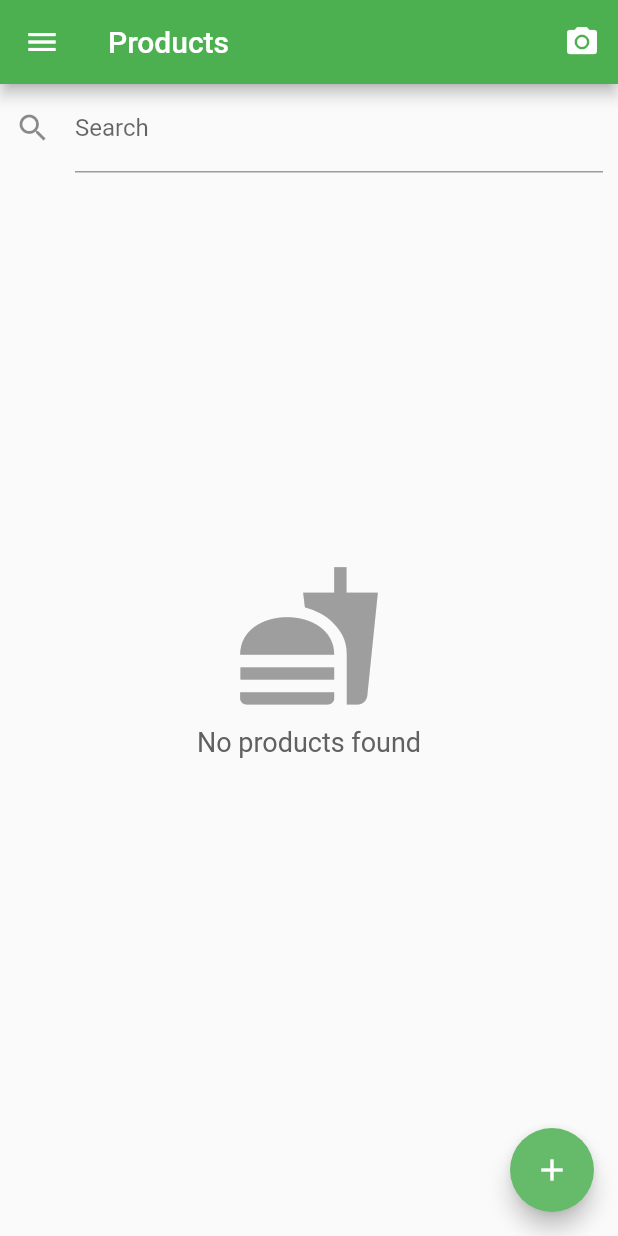
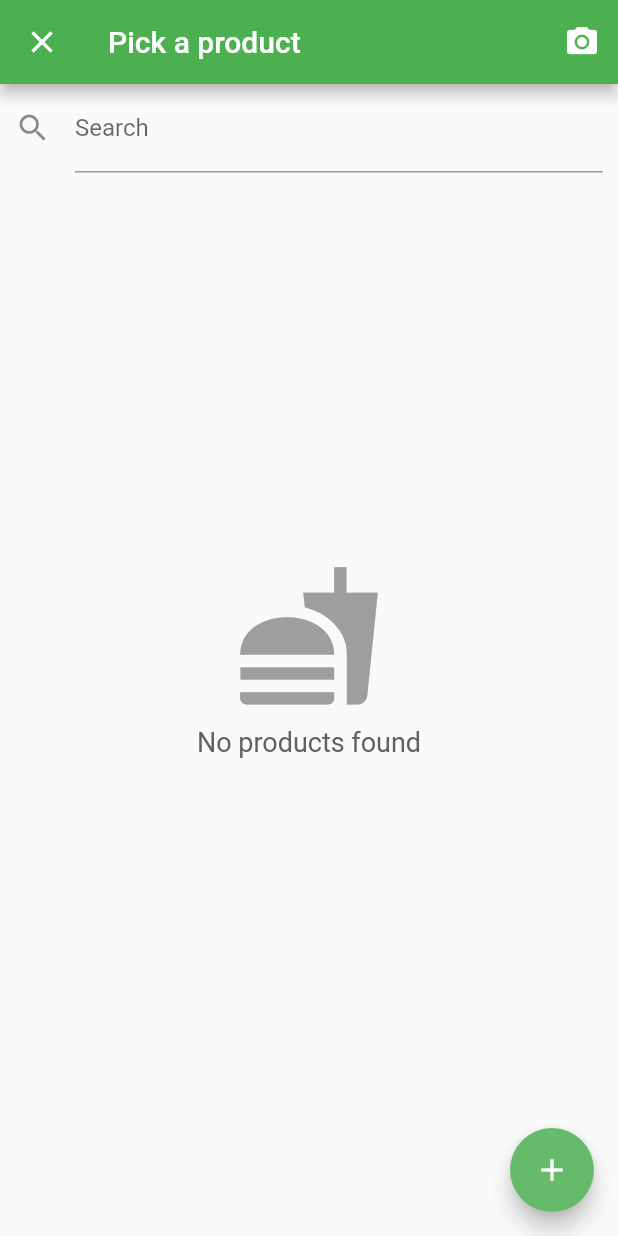
Before and after one commit to anxiouscupcake/honest_calorie, a Flutter app: the AppDrawer widget shown alone on an empty page, opened directly, after a tap on "Journal", after a tap on the "add" icon, on a phone screen of 412 x 824 dp. Run offline on Flutter 3.47's test engine with Material 2 defaults, Android fonts, the phone set to English and light mode, and no system bars; accounts and stored records are empty; network calls fail.

Commit message:
fixed null arguments for product db

```diff
--- a/lib/main.dart
+++ b/lib/main.dart
@@ -31,6 +31,8 @@ import 'package:honest_calorie/screens/journal_screen.dart';
 import 'package:honest_calorie/screens/product_db_screen.dart';
 import 'package:honest_calorie/screens/settings_screen.dart';
 import 'package:honest_calorie/screens/statistics_screen.dart';
+
+import 'screens/product_db_screen.dart';
 
 late Settings settings;
 late User user;
--- a/lib/screens/forms/journal_entry_edit_screen.dart
+++ b/lib/screens/forms/journal_entry_edit_screen.dart
@@ -65,7 +65,7 @@ class _JournalEntryEditState extends State<JournalEntryEdit> {
 
   _pickProduct(BuildContext context) async {
     final picked = await Navigator.pushNamed(context, Routes.product_db,
-        arguments: ProductDBScreenArguments(true));
+        arguments: ProductDBScreenArguments(isPicker: true));
     if (picked != null) {
       setState(() {
         widget.jentry!.product = picked as Product;
--- a/lib/screens/journal_screen.dart
+++ b/lib/screens/journal_screen.dart
@@ -55,7 +55,7 @@ class JournalScreenState extends State<JournalScreen> {
 
   _addNewEntry() async {
     final dynamic picked = await Navigator.pushNamed(context, Routes.product_db,
-        arguments: ProductDBScreenArguments(true));
+        arguments: ProductDBScreenArguments(isPicker: true));
     if (picked != null) {
       await Navigator.push(
         context,
--- a/lib/screens/product_db_screen.dart
+++ b/lib/screens/product_db_screen.dart
@@ -28,13 +28,13 @@ import 'package:honest_calorie/widgets/no_data.dart';
 
 class ProductDBScreen extends StatefulWidget {
   static const String routeName = "/product_db";
+
   @override
   State createState() => new _ProductDBState();
 }
 
 class _ProductDBState extends State<ProductDBScreen> {
   ProductFilter filter = new ProductFilter();
-  ProductDBScreenArguments args = new ProductDBScreenArguments(false);
 
   String getProductSubtitle(Product product) {
     String subtitle = product.calories.toString() +
@@ -49,7 +49,12 @@ class _ProductDBState extends State<ProductDBScreen> {
 
   @override
   Widget build(BuildContext context) {
-    //final Object args = ModalRoute.of(context)!.settings.arguments!;
+    ProductDBScreenArguments args =
+        new ProductDBScreenArguments(isPicker: false);
+    if (ModalRoute.of(context)!.settings != null) {
+      args = ModalRoute.of(context)!.settings.arguments
+          as ProductDBScreenArguments;
+    }
 
     return Scaffold(
         drawer: args.isPicker ? null : AppDrawer(),
--- a/lib/types/product_db_screen_arguments.dart
+++ b/lib/types/product_db_screen_arguments.dart
@@ -18,5 +18,8 @@
 class ProductDBScreenArguments {
   /// Defines if this widget will be used to pick a product.
   final bool isPicker;
-  ProductDBScreenArguments(this.isPicker);
+
+  const ProductDBScreenArguments({required this.isPicker});
+
+  //ProductDBScreenArguments(this.isPicker);
 }
--- a/lib/widgets/drawer.dart
+++ b/lib/widgets/drawer.dart
@@ -21,7 +21,8 @@ import 'package:honest_calorie/screens/forms/profile_edit_screen.dart';
 import 'package:url_launcher/url_launcher.dart';
 import 'package:honest_calorie/main.dart';
 import 'package:honest_calorie/routes.dart';
-import 'package:honest_calorie/types/product_db_screen_arguments.dart';
+
+import '../types/product_db_screen_arguments.dart';
 
 class AppDrawer extends StatelessWidget {
   // temporary dialog
@@ -129,7 +130,7 @@ class AppDrawer extends StatelessWidget {
               leading: Icon(Icons.fastfood),
               onTap: () {
                 Navigator.pushReplacementNamed(context, Routes.product_db,
-                    arguments: ProductDBScreenArguments(false));
+                    arguments: new ProductDBScreenArguments(isPicker: false));
                 currentScreen = "products";
               }),
           ListTile(
```
